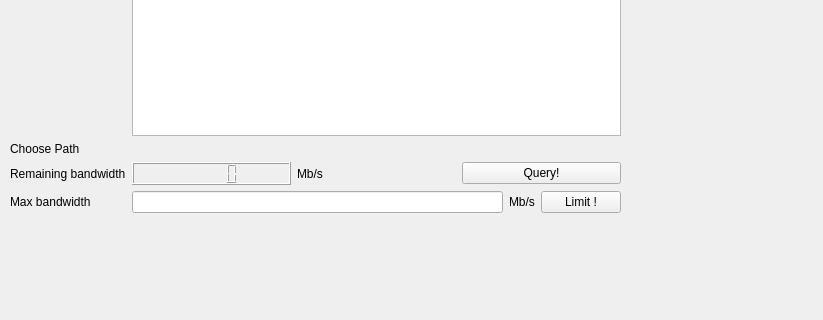
Old version of the form client.ui in the repository edisonleolhl/NetworkUserGUI; both pictures show x 0 to 823 and y 208 to 528 of the 823 by 737 pixel window.
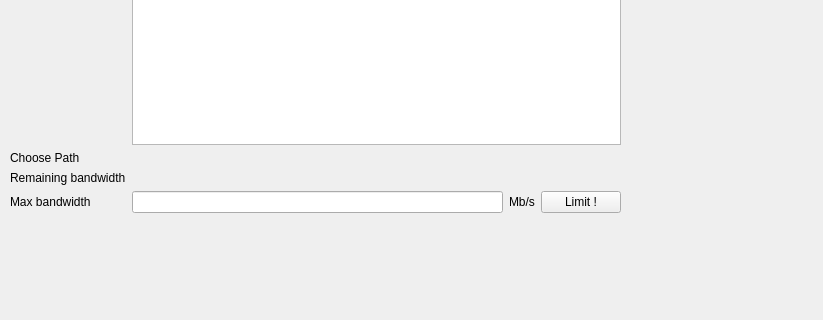
New version of the form.

Commit message: modify choose_path_formLayout and bw_layout, lcd number is able to display remaining bandwidth of the specified path

Patch:
```diff
--- a/client.ui
+++ b/client.ui
@@ -72,31 +72,6 @@
        </property>
       </widget>
      </item>
-     <item row="12" column="1">
-      <layout class="QHBoxLayout" name="horizontalLayout_2">
-       <item>
-        <layout class="QHBoxLayout" name="horizontalLayout_6">
-         <item>
-          <widget class="QLCDNumber" name="lcdNumber"/>
-         </item>
-         <item>
-          <widget class="QLabel" name="label_2">
-           <property name="text">
-            <string>Mb/s</string>
-           </property>
-          </widget>
-         </item>
-         <item>
-          <widget class="QPushButton" name="query_remaining_bw_button">
-           <property name="text">
-            <string>Query!</string>
-           </property>
-          </widget>
-         </item>
-        </layout>
-       </item>
-      </layout>
-     </item>
      <item row="13" column="0">
       <widget class="QLabel" name="max_bandwidth_label">
        <property name="text">
```
Left out of the diff: 7 changed lines with no effect on the pictures. The commit also changes 2 other files.
